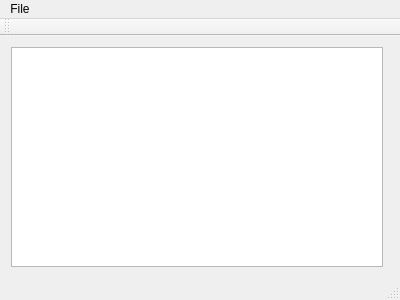
First picture: the form in mainwindow.ui, repository TimSC/sense-scanner, before the edit.
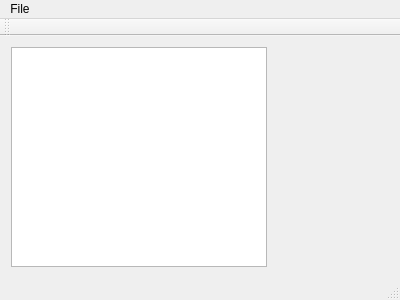
Second picture: the form after the edit. Custom widgets are drawn as their Qt base class.

Commit message: Test list working, now need to add functionality

```diff
--- a/mainwindow.ui
+++ b/mainwindow.ui
@@ -16,7 +16,14 @@
   <widget class="QWidget" name="centralWidget">
    <layout class="QHBoxLayout" name="horizontalLayout">
     <item>
-     <widget class="QListView" name="dataSources"/>
+     <widget class="QListView" name="dataSources">
+      <property name="sizePolicy">
+       <sizepolicy hsizetype="Minimum" vsizetype="Expanding">
+        <horstretch>0</horstretch>
+        <verstretch>0</verstretch>
+       </sizepolicy>
+      </property>
+     </widget>
     </item>
     <item>
      <widget class="VideoWidget" name="widget" native="true"/>
```
The commit also changes 1 other file.
